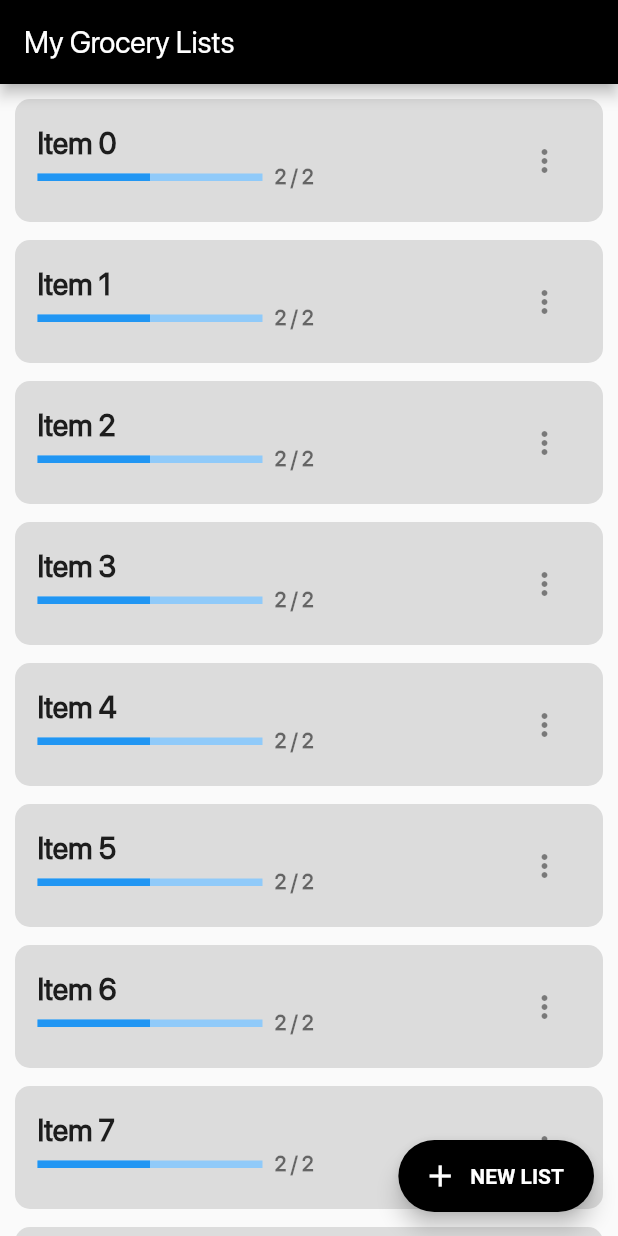
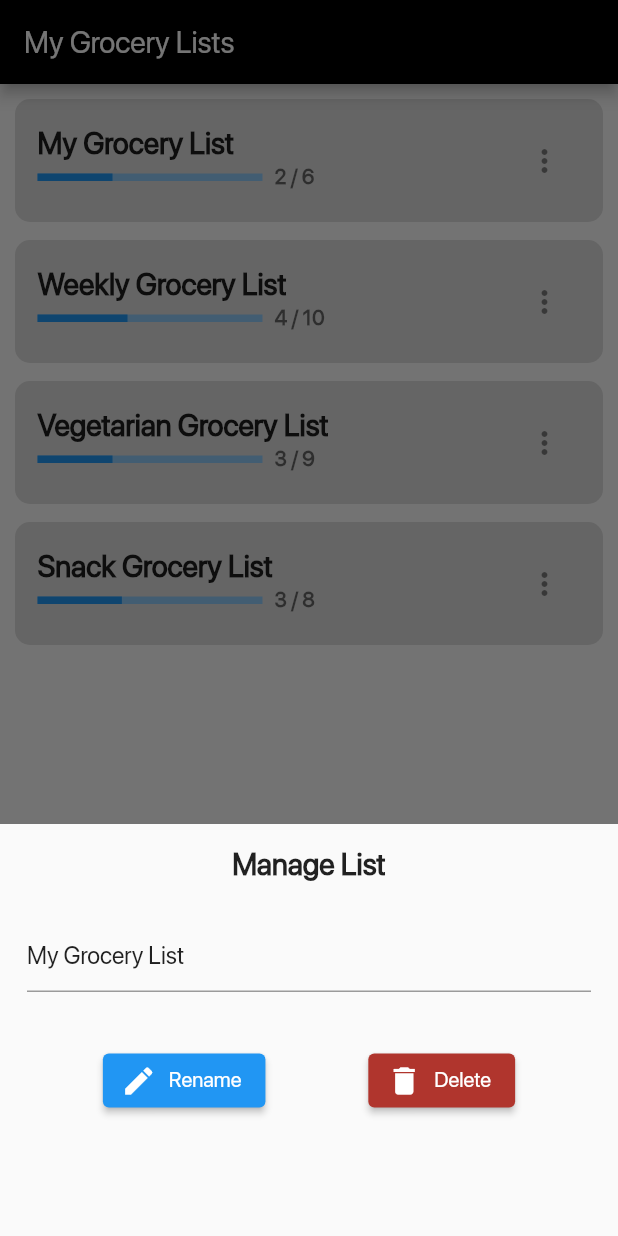
Before and after one commit to Mr-Ashitey/Mobi-Grocery-Shopping, a Flutter app: the screen it shows after launch, after a tap on the "more vert" icon, on a phone screen of 412 x 824 dp. Run offline on Flutter 3.47's test engine with Material 2 defaults, Android fonts, the phone set to English and light mode, and no system bars; our stand-ins replace flutter_slidable.

Commit message:
use dummy grocery list data

```diff
--- a/lib/presentation/home_screen/home.dart
+++ b/lib/presentation/home_screen/home.dart
@@ -1,4 +1,6 @@
 import 'package:flutter/material.dart';
+import 'package:mobi_grocery_shopping/core/helper_functions.dart';
+import 'package:mobi_grocery_shopping/core/model/grocery_model.dart';
 import 'package:mobi_grocery_shopping/core/utils/alert.dart';
 import 'package:mobi_grocery_shopping/core/utils/bottom_modal.dart';
 
@@ -32,8 +34,11 @@ class _HomeState extends State<Home> {
       appBar: AppBar(title: const Text("My Grocery Lists")),
       body: ListView.separated(
         padding: const EdgeInsets.all(10),
-        itemCount: 10,
+        itemCount: groceryList.length,
         itemBuilder: (_, itemCount) {
+          final groceryItems = groceryList[itemCount].items;
+          final collectedGroceryItems =
+              getCollectedGroceryItems(groceryItems ?? []);
           return ListTile(
             tileColor: Colors.black12,
             contentPadding:
@@ -41,34 +46,37 @@ class _HomeState extends State<Home> {
             shape:
                 RoundedRectangleBorder(borderRadius: BorderRadius.circular(10)),
             title: Text(
-              "Item $itemCount",
+              groceryList[itemCount].name ?? "",
               style: const TextStyle(fontSize: 20, fontWeight: FontWeight.w700),
             ),
             subtitle: Row(
-              children: const [
+              children: [
                 SizedBox(
                   width: 150,
                   child: LinearProgressIndicator(
-                    value: 0.5,
+                    value: collectedGroceryItems.length / groceryItems!.length,
                     minHeight: 5,
                   ),
                 ),
-                SizedBox(width: 8),
+                const SizedBox(width: 8),
                 Text(
-                  "2 / 2",
-                  style: TextStyle(fontWeight: FontWeight.bold),
+                  "${collectedGroceryItems.length} / ${groceryItems.length}",
+                  style: const TextStyle(fontWeight: FontWeight.bold),
                 ),
               ],
             ),
             trailing: IconButton(
               icon: const Icon(Icons.more_vert_rounded),
               onPressed: () {
-                context.showItemOptions(itemName: "Item $itemCount");
+                context.showItemOptions(
+                    groceryId: groceryList[itemCount].id ?? 0,
+                    itemName: groceryList[itemCount].name ?? "");
               },
             ),
             onTap: () {
               Navigator.of(context).push(MaterialPageRoute(
-                  builder: (_) => ListDetail(listTitle: "Item $itemCount")));
+                  builder: (_) => ListDetail(
+                      listTitle: groceryList[itemCount].name ?? "")));
             },
           );
         },
```
